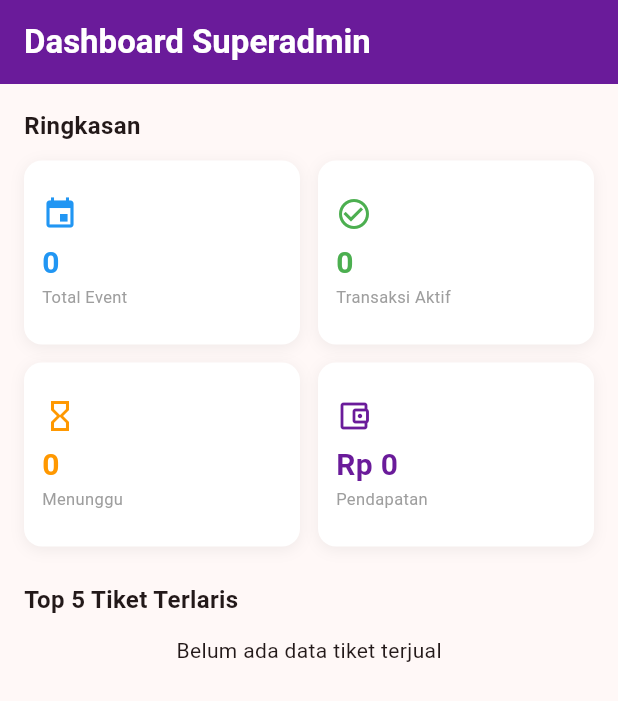
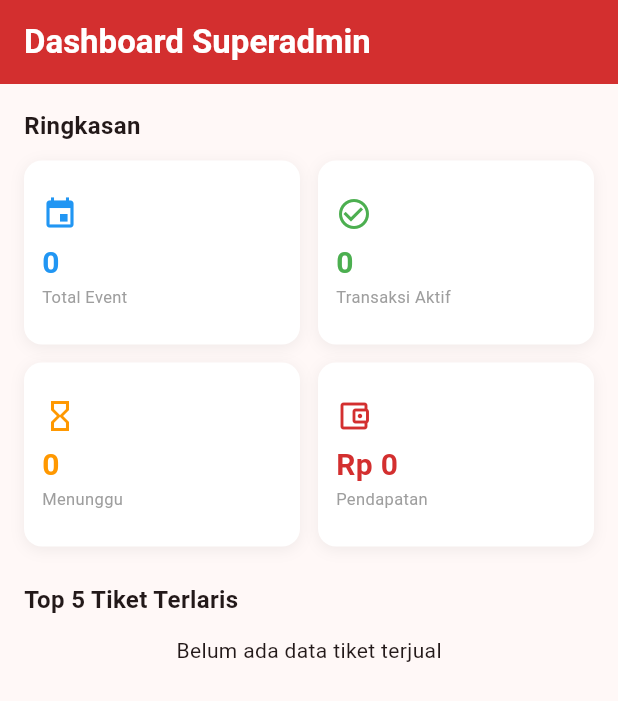
Before and after one commit to SulthanNafal/PBL_Mobile_Semester4, a Flutter app: the SuperadminDashboardPage screen opened directly, on a phone screen of 412 x 824 dp. Shown: the top 701 px of the screen. Run offline on Flutter 3.47's test engine with Material 3 defaults, Android fonts, the phone set to English and light mode, and no system bars; our stand-ins replace cached_network_image, image_picker, qr_flutter, supabase_flutter; missing offline and left inert: mobile_scanner; accounts and stored records are empty.

Commit message:
last janji

```diff
--- a/lib/screens/superadmin/dashbord_superadmin.dart
+++ b/lib/screens/superadmin/dashbord_superadmin.dart
@@ -30,7 +30,7 @@ class _DashbordSuperadminState extends State<DashbordSuperadmin> {
       body: _pages[_currentIndex],
       bottomNavigationBar: BottomNavigationBar(
         currentIndex: _currentIndex,
-        selectedItemColor: const Color(0xFF6A1B9A),
+        selectedItemColor: const Color(0xFFD32F2F),
         unselectedItemColor: Colors.grey,
         type: BottomNavigationBarType.fixed,
         onTap: (index) => setState(() => _currentIndex = index),
--- a/lib/screens/superadmin/superadmin_dashboard_page.dart
+++ b/lib/screens/superadmin/superadmin_dashboard_page.dart
@@ -81,14 +81,14 @@ class _SuperadminDashboardPageState extends State<SuperadminDashboardPage> {
     return Scaffold(
       appBar: AppBar(
         automaticallyImplyLeading: false,
-        backgroundColor: const Color(0xFF6A1B9A),
+        backgroundColor: const Color(0xFFD32F2F),
         title: const Text(
           'Dashboard Superadmin',
           style: TextStyle(color: Colors.white, fontWeight: FontWeight.bold),
         ),
       ),
       body: RefreshIndicator(
-        color: const Color(0xFF6A1B9A),
+        color: const Color(0xFFD32F2F),
         onRefresh: () async => setState(() {}),
         child: SingleChildScrollView(
           physics: const AlwaysScrollableScrollPhysics(),
@@ -104,7 +104,7 @@ class _SuperadminDashboardPageState extends State<SuperadminDashboardPage> {
                     return const Center(
                       child: Padding(
                         padding: EdgeInsets.all(16),
-                        child: CircularProgressIndicator(color: Color(0xFF6A1B9A)),
+                        child: CircularProgressIndicator(color: Color(0xFFD32F2F)),
                       ),
                     );
                   }
@@ -134,7 +134,7 @@ class _SuperadminDashboardPageState extends State<SuperadminDashboardPage> {
                             'Pendapatan',
                             _formatRupiah((s['totalPendapatan'] as num).toDouble()),
                             Icons.account_balance_wallet_outlined,
-                            const Color(0xFF6A1B9A),
+                            const Color(0xFFD32F2F),
                           ),
                         ],
                       ),
@@ -153,7 +153,7 @@ class _SuperadminDashboardPageState extends State<SuperadminDashboardPage> {
                 builder: (context, snap) {
                   if (snap.connectionState == ConnectionState.waiting) {
                     return const Center(
-                        child: CircularProgressIndicator(color: Color(0xFF6A1B9A)));
+                        child: CircularProgressIndicator(color: Color(0xFFD32F2F)));
                   }
                   if (snap.hasError) {
                     return Center(child: Text('Error: ${snap.error}'));
@@ -199,13 +199,13 @@ class _SuperadminDashboardPageState extends State<SuperadminDashboardPage> {
                                 padding: const EdgeInsets.symmetric(
                                     horizontal: 10, vertical: 4),
                                 decoration: BoxDecoration(
-                                  color: Colors.purple.shade50,
+                                  color: Colors.red.shade50,
                                   borderRadius: BorderRadius.circular(20),
                                 ),
                                 child: Text(
                                   'Kategori: ${item['kategori']}',
                                   style: TextStyle(
-                                    color: Colors.purple.shade700,
+                                    color: Colors.red.shade700,
                                     fontWeight: FontWeight.w500,
                                     fontSize: 12,
                                   ),
@@ -218,7 +218,7 @@ class _SuperadminDashboardPageState extends State<SuperadminDashboardPage> {
                                 borderRadius: BorderRadius.circular(20),
                                 backgroundColor: Colors.grey.shade300,
                                 valueColor: const AlwaysStoppedAnimation(
-                                    Color(0xFF6A1B9A)),
+                                    Color(0xFFD32F2F)),
                               ),
                             ],
                           ),
--- a/lib/screens/superadmin/superadmin_event_page.dart
+++ b/lib/screens/superadmin/superadmin_event_page.dart
@@ -48,15 +48,15 @@ class _SuperadminEventPageState extends State<SuperadminEventPage> {
       appBar: AppBar(
         title: const Text('Daftar Event',
             style: TextStyle(color: Colors.white, fontWeight: FontWeight.bold)),
-        backgroundColor: const Color(0xFF6A1B9A),
+        backgroundColor: const Color(0xFFD32F2F),
         automaticallyImplyLeading: false,
       ),
       body: _isLoading
-          ? const Center(child: CircularProgressIndicator(color: Color(0xFF6A1B9A)))
+          ? const Center(child: CircularProgressIndicator(color: Color(0xFFD32F2F)))
           : _events.isEmpty
           ? const Center(child: Text('Belum ada event'))
           : RefreshIndicator(
-        color: const Color(0xFF6A1B9A),
+        color: const Color(0xFFD32F2F),
         onRefresh: _fetchEvents,
         child: ListView.builder(
           padding: const EdgeInsets.all(16),
```
Also changed, not shown: lib/screens/superadmin/superadmin_profile_page.dart (+8 -8 lines), lib/screens/superadmin/superadmin_scan_page.dart (+4 -4 lines).
